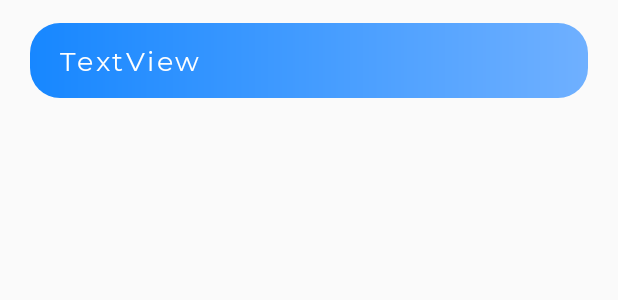
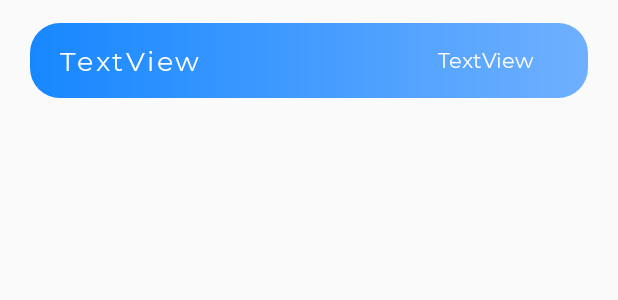
Before and after one commit to dasgauranga2/Secure-Notes, an Android app: the layout note_list_row.xml on its own in the app's theme, with its tools: preview values and no code run, on a phone screen of 412 x 824 dp. Shown: the top 300 px of the screen. Run offline under Robolectric (Android 15) with nearby library versions, the phone set to English and light mode, and no system bars.

Commit message:
Display the date the note was added

```diff
--- a/app/src/main/res/layout/note_list_row.xml
+++ b/app/src/main/res/layout/note_list_row.xml
@@ -1,6 +1,7 @@
 <?xml version="1.0" encoding="utf-8"?>
 <androidx.constraintlayout.widget.ConstraintLayout xmlns:android="http://schemas.android.com/apk/res/android"
     xmlns:app="http://schemas.android.com/apk/res-auto"
+    xmlns:tools="http://schemas.android.com/tools"
     android:id="@+id/row_layout"
     android:layout_width="match_parent"
     android:layout_height="wrap_content"
@@ -42,8 +43,21 @@
                 android:textColor="@color/white"
                 android:textSize="18sp"
                 app:layout_constraintBottom_toBottomOf="parent"
+                app:layout_constraintEnd_toStartOf="@+id/noteDateText"
+                app:layout_constraintStart_toStartOf="parent"
+                app:layout_constraintTop_toTopOf="parent" />
+
+            <TextView
+                android:id="@+id/noteDateText"
+                android:layout_width="100dp"
+                android:layout_height="0dp"
+                android:fontFamily="@font/montserrat_light"
+                android:gravity="center_vertical"
+                android:text="TextView"
+                android:textColor="@color/white"
+                android:textSize="14sp"
+                app:layout_constraintBottom_toBottomOf="parent"
                 app:layout_constraintEnd_toEndOf="parent"
-                app:layout_constraintStart_toStartOf="parent"
                 app:layout_constraintTop_toTopOf="parent" />
         </androidx.constraintlayout.widget.ConstraintLayout>
     </androidx.cardview.widget.CardView>
```
Also changed, not shown: app/src/main/java/com/gauranga/securenotes/AddNoteActivity.java (+14 -2 lines), app/src/main/java/com/gauranga/securenotes/MainActivity.java (+8 -2 lines), app/src/main/java/com/gauranga/securenotes/NoteListAdapter.java (+7 -2 lines).
